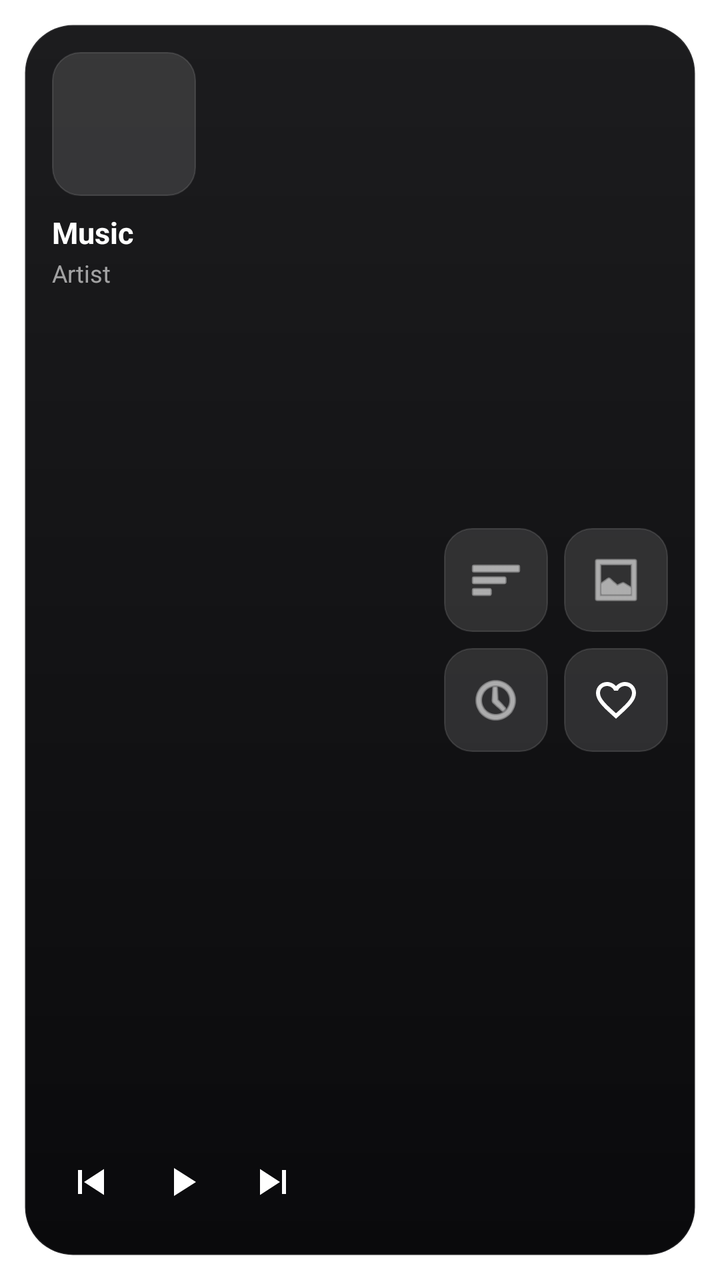
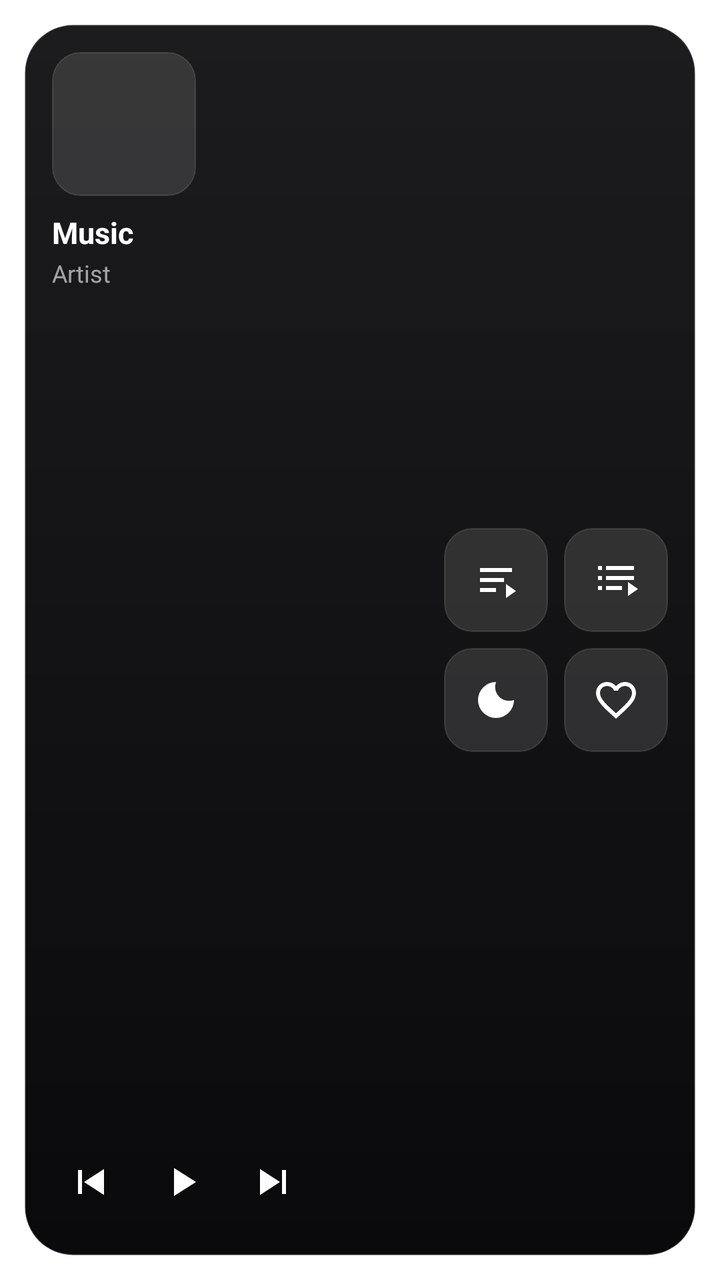

Screens rendered from an Android XML layout before and after an edit, with the pre-edit source and the edit as a unified diff.
<!-- AndroidManifest.xml: fallback theme Theme.MaterialComponents.DayNight.NoActionBar -->
<!-- res/layout/widget_recommended.xml -->
<?xml version="1.0" encoding="utf-8"?>
<FrameLayout xmlns:android="http://schemas.android.com/apk/res/android"
    android:id="@+id/widget_root"
    android:layout_width="match_parent"
    android:layout_height="match_parent"
    android:padding="12dp">

    <LinearLayout
        android:layout_width="match_parent"
        android:layout_height="match_parent"
        android:orientation="horizontal"
        android:background="@drawable/widget_bg_dark"
        android:padding="14dp">

        
        <LinearLayout
            android:layout_width="0dp"
            android:layout_height="match_parent"
            android:layout_weight="1"
            android:orientation="vertical">

            
            <ImageView
                android:id="@+id/widget_artwork"
                android:layout_width="72dp"
                android:layout_height="72dp"
                android:scaleType="centerCrop"
                android:src="@mipmap/ic_launcher"
                android:background="@drawable/widget_artwork_bg"
                android:contentDescription="Album art" />

            
            <TextView
                android:id="@+id/widget_title"
                android:layout_width="match_parent"
                android:layout_height="wrap_content"
                android:layout_marginTop="8dp"
                android:text="Music"
                android:textColor="#FFFFFF"
                android:textSize="15sp"
                android:textStyle="bold"
                android:maxLines="1"
                android:ellipsize="end" />

            
            <TextView
                android:id="@+id/widget_artist"
                android:layout_width="match_parent"
                android:layout_height="wrap_content"
                android:layout_marginTop="2dp"
                android:text="Artist"
                android:textColor="#99FFFFFF"
                android:textSize="12sp"
                android:maxLines="1"
                android:ellipsize="end" />

            
            <FrameLayout android:layout_width="match_parent" android:layout_height="0dp" android:layout_weight="1" />

            
            <LinearLayout
                android:layout_width="wrap_content"
                android:layout_height="wrap_content"
                android:orientation="horizontal"
                android:gravity="center_vertical">

                <ImageButton
                    android:id="@+id/widget_prev"
                    android:layout_width="38dp"
                    android:layout_height="38dp"
                    android:src="@drawable/ic_widget_prev"
                    android:tint="#FFFFFF"
                    android:background="@android:color/transparent"
                    android:contentDescription="Previous"
                    android:scaleType="centerInside"
                    android:padding="4dp" />

                <ImageButton
                    android:id="@+id/widget_play_pause"
                    android:layout_width="46dp"
                    android:layout_height="46dp"
                    android:layout_marginStart="4dp"
                    android:layout_marginEnd="4dp"
                    android:src="@drawable/ic_widget_play"
                    android:tint="#FFFFFF"
                    android:background="@android:color/transparent"
                    android:contentDescription="Play/Pause"
                    android:scaleType="centerInside"
                    android:padding="4dp" />

                <ImageButton
                    android:id="@+id/widget_next"
                    android:layout_width="38dp"
                    android:layout_height="38dp"
                    android:src="@drawable/ic_widget_next"
                    android:tint="#FFFFFF"
                    android:background="@android:color/transparent"
                    android:contentDescription="Next"
                    android:scaleType="centerInside"
                    android:padding="4dp" />

            </LinearLayout>

        </LinearLayout>

        
        <LinearLayout
            android:layout_width="wrap_content"
            android:layout_height="match_parent"
            android:orientation="vertical"
            android:layout_marginStart="12dp"
            android:gravity="center">

            
            <LinearLayout
                android:layout_width="wrap_content"
                android:layout_height="wrap_content"
                android:orientation="horizontal">

                <ImageButton
                    android:id="@+id/widget_action_queue"
                    android:layout_width="52dp"
                    android:layout_height="52dp"
                    android:src="@android:drawable/ic_menu_sort_by_size"
                    android:tint="#FFFFFF"
                    android:background="@drawable/widget_btn_bg"
                    android:contentDescription="Queue"
                    android:scaleType="centerInside"
                    android:padding="12dp" />

                <ImageButton
                    android:id="@+id/widget_action_playlist"
                    android:layout_width="52dp"
                    android:layout_height="52dp"
                    android:layout_marginStart="8dp"
                    android:src="@android:drawable/ic_menu_gallery"
                    android:tint="#FFFFFF"
                    android:background="@drawable/widget_btn_bg"
                    android:contentDescription="Playlist"
                    android:scaleType="centerInside"
                    android:padding="12dp" />

            </LinearLayout>

            
            <LinearLayout
                android:layout_width="wrap_content"
                android:layout_height="wrap_content"
                android:layout_marginTop="8dp"
                android:orientation="horizontal">

                <ImageButton
                    android:id="@+id/widget_action_sleep"
                    android:layout_width="52dp"
                    android:layout_height="52dp"
                    android:src="@android:drawable/ic_menu_recent_history"
                    android:tint="#FFFFFF"
                    android:background="@drawable/widget_btn_bg"
                    android:contentDescription="Sleep timer"
                    android:scaleType="centerInside"
                    android:padding="12dp" />

                <ImageButton
                    android:id="@+id/widget_favorite"
                    android:layout_width="52dp"
                    android:layout_height="52dp"
                    android:layout_marginStart="8dp"
                    android:src="@drawable/ic_favorite_border"
                    android:tint="#FFFFFF"
                    android:background="@drawable/widget_btn_bg"
                    android:contentDescription="Favorite"
                    android:scaleType="centerInside"
                    android:padding="12dp" />

            </LinearLayout>

        </LinearLayout>

    </LinearLayout>
</FrameLayout>
<!-- resources referenced by this layout -->
<resources>
  <!-- drawable ic_widget_next (drawable) -->
  <?xml version="1.0" encoding="utf-8"?>
  <vector xmlns:android="http://schemas.android.com/apk/res/android"
      android:width="24dp" android:height="24dp"
      android:viewportWidth="24" android:viewportHeight="24">
      <path android:fillColor="#FFFFFFFF"
          android:pathData="M16,6 h2 v12 h-2 z M5,5.5 v13 L15,12 z" />
  </vector>
  <!-- drawable ic_widget_play (drawable) -->
  <?xml version="1.0" encoding="utf-8"?>
  <vector xmlns:android="http://schemas.android.com/apk/res/android"
      android:width="24dp" android:height="24dp"
      android:viewportWidth="24" android:viewportHeight="24">
      <path android:fillColor="#FFFFFFFF"
          android:pathData="M8,5 L19,12 L8,19 Z" />
  </vector>
  <!-- drawable ic_widget_prev (drawable) -->
  <?xml version="1.0" encoding="utf-8"?>
  <vector xmlns:android="http://schemas.android.com/apk/res/android"
      android:width="24dp" android:height="24dp"
      android:viewportWidth="24" android:viewportHeight="24">
      <path android:fillColor="#FFFFFFFF"
          android:pathData="M6,6 h2 v12 h-2 z M19,5.5 v13 L9,12 z" />
  </vector>
  <!-- drawable widget_artwork_bg (drawable) -->
  <?xml version="1.0" encoding="utf-8"?>
  <shape xmlns:android="http://schemas.android.com/apk/res/android"
      android:shape="rectangle">
      <solid android:color="#1FFFFFFF" />
      <corners android:radius="14dp" />
      <stroke android:width="0.5dp" android:color="#1FFFFFFF" />
  </shape>
  <!-- drawable widget_bg_dark (drawable) -->
  <?xml version="1.0" encoding="utf-8"?>
  <shape xmlns:android="http://schemas.android.com/apk/res/android"
      android:shape="rectangle">
      <gradient
          android:type="linear"
          android:angle="270"
          android:startColor="#FF1C1C1E"
          android:endColor="#FF0A0A0C" />
      <corners android:radius="24dp" />
      <stroke android:width="1dp" android:color="#1AFFFFFF" />
  </shape>
  <!-- drawable widget_btn_bg (drawable) -->
  <?xml version="1.0" encoding="utf-8"?>
  <shape xmlns:android="http://schemas.android.com/apk/res/android"
      android:shape="rectangle">
      <solid android:color="#1FFFFFFF" />
      <corners android:radius="14dp" />
      <stroke android:width="0.5dp" android:color="#1FFFFFFF" />
  </shape>
  <!-- mipmap ic_launcher (mipmap-anydpi-v26) -->
  <?xml version="1.0" encoding="utf-8"?>
  <adaptive-icon xmlns:android="http://schemas.android.com/apk/res/android">
    <background android:drawable="@color/ic_launcher_background"/>
    <foreground>
        <inset
            android:drawable="@drawable/ic_launcher_foreground"
            android:inset="16%" />
    </foreground>
  </adaptive-icon>
  <color name="ic_launcher_background">#1A1A2E</color>
  <!-- unchanged entries left out for length: 2 -->
</resources>

<!-- the commit's change to res/layout/widget_recommended.xml (unified diff, before → after) -->
@@ -121,7 +121,7 @@
                     android:id="@+id/widget_action_queue"
                     android:layout_width="52dp"
                     android:layout_height="52dp"
-                    android:src="@android:drawable/ic_menu_sort_by_size"
+                    android:src="@drawable/ic_widget_queue"
                     android:tint="#FFFFFF"
                     android:background="@drawable/widget_btn_bg"
                     android:contentDescription="Queue"
@@ -133,7 +133,7 @@
                     android:layout_width="52dp"
                     android:layout_height="52dp"
                     android:layout_marginStart="8dp"
-                    android:src="@android:drawable/ic_menu_gallery"
+                    android:src="@drawable/ic_widget_playlist"
                     android:tint="#FFFFFF"
                     android:background="@drawable/widget_btn_bg"
                     android:contentDescription="Playlist"
@@ -153,7 +153,7 @@
                     android:id="@+id/widget_action_sleep"
                     android:layout_width="52dp"
                     android:layout_height="52dp"
-                    android:src="@android:drawable/ic_menu_recent_history"
+                    android:src="@drawable/ic_widget_sleep"
                     android:tint="#FFFFFF"
                     android:background="@drawable/widget_btn_bg"
                     android:contentDescription="Sleep timer"
<!-- resource entries referenced after the edit -->
@@ -16,6 +16,14 @@
       <path android:fillColor="#FFFFFFFF"
           android:pathData="M8,5 L19,12 L8,19 Z" />
   </vector>
+  <!-- drawable ic_widget_playlist (drawable) -->
+  <?xml version="1.0" encoding="utf-8"?>
+  <vector xmlns:android="http://schemas.android.com/apk/res/android"
+      android:width="24dp" android:height="24dp"
+      android:viewportWidth="24" android:viewportHeight="24">
+      <path android:fillColor="#FFFFFFFF"
+          android:pathData="M3,5 h2 v2 h-2 z M7,5 h14 v2 h-14 z M3,10 h2 v2 h-2 z M7,10 h14 v2 h-14 z M3,15 h2 v2 h-2 z M7,15 h8 v2 h-8 z M18,13 v7 l5,-3.5 z" />
+  </vector>
   <!-- drawable ic_widget_prev (drawable) -->
   <?xml version="1.0" encoding="utf-8"?>
   <vector xmlns:android="http://schemas.android.com/apk/res/android"
@@ -23,6 +31,22 @@
       android:viewportWidth="24" android:viewportHeight="24">
       <path android:fillColor="#FFFFFFFF"
           android:pathData="M6,6 h2 v12 h-2 z M19,5.5 v13 L9,12 z" />
+  </vector>
+  <!-- drawable ic_widget_queue (drawable) -->
+  <?xml version="1.0" encoding="utf-8"?>
+  <vector xmlns:android="http://schemas.android.com/apk/res/android"
+      android:width="24dp" android:height="24dp"
+      android:viewportWidth="24" android:viewportHeight="24">
+      <path android:fillColor="#FFFFFFFF"
+          android:pathData="M4,6 h16 v2 h-16 z M4,11 h12 v2 h-12 z M4,16 h8 v2 h-8 z M17,14 v7 l5,-3.5 z" />
+  </vector>
+  <!-- drawable ic_widget_sleep (drawable) -->
+  <?xml version="1.0" encoding="utf-8"?>
+  <vector xmlns:android="http://schemas.android.com/apk/res/android"
+      android:width="24dp" android:height="24dp"
+      android:viewportWidth="24" android:viewportHeight="24">
+      <path android:fillColor="#FFFFFFFF"
+          android:pathData="M12,3 a9,9 0 1,0 9,9 A7,7 0 0,1 12,3 Z" />
   </vector>
   <!-- drawable widget_artwork_bg (drawable) -->
   <?xml version="1.0" encoding="utf-8"?>
